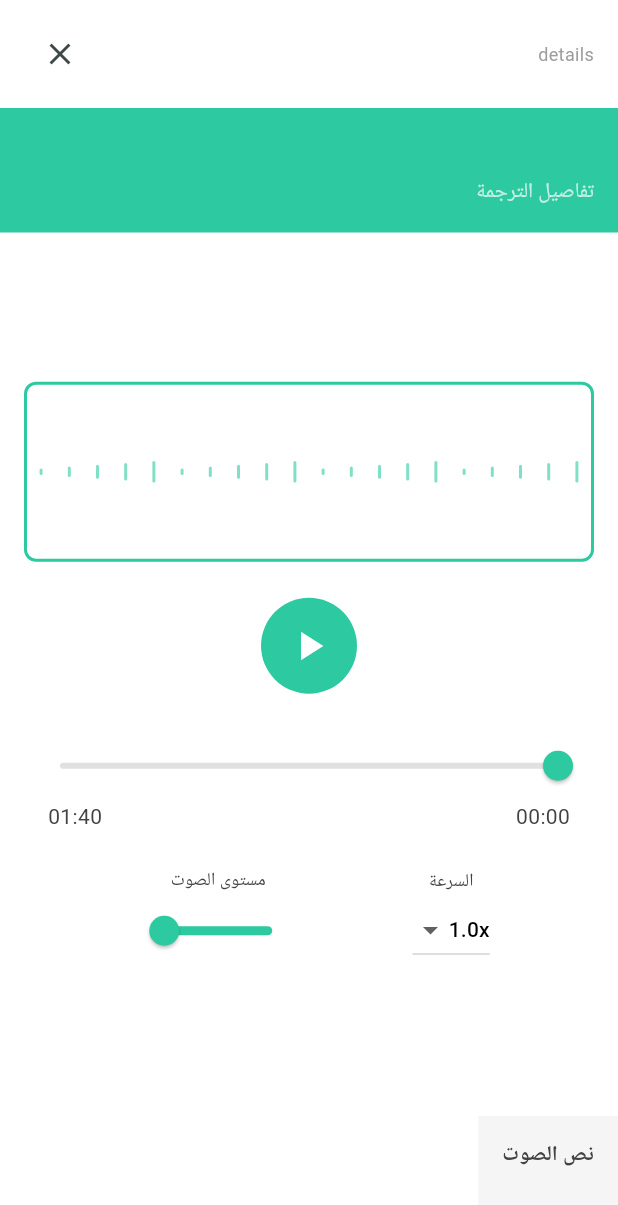
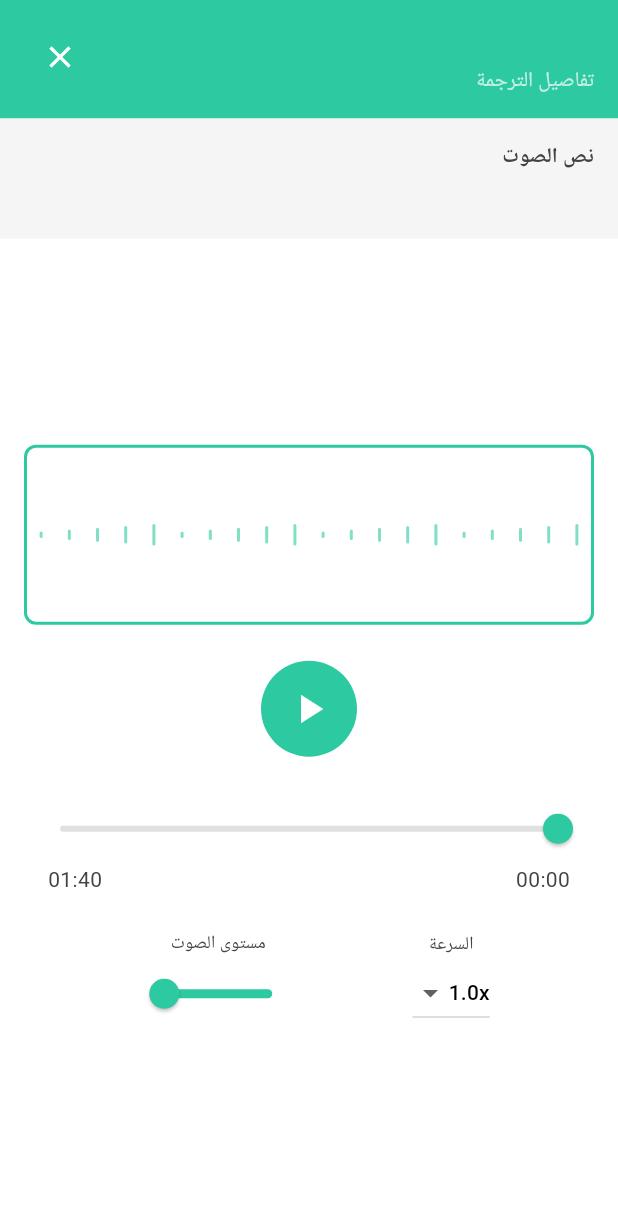
Before and after one commit to EyaHaddad/tsl-mobile-app, a Flutter app: the OldRecordScreen screen opened directly with empty values, on a phone screen of 412 x 824 dp. Shown: the top 1205 px of the screen. Run offline on Flutter 3.47's test engine with Material 3 defaults, Android fonts, the light colour scheme and no system bars; our stand-ins replace camera, flutter_svg, freezed_annotation, shared_preferences; accounts and stored records are empty.

Commit message:
refactor: enhance OldRecordScreen layout with a new header and reposition audio transcript

```diff
--- a/lib/features/history/screens/history_screen.dart
+++ b/lib/features/history/screens/history_screen.dart
@@ -297,30 +297,24 @@ class _OldRecordScreenState extends State<OldRecordScreen>
         child: Column(
           crossAxisAlignment: CrossAxisAlignment.start,
           children: [
-            // Top bar
-            Padding(
-              padding: const EdgeInsets.symmetric(horizontal: 16, vertical: 12),
-              child: Row(
-                mainAxisAlignment: MainAxisAlignment.spaceBetween,
-                children: [
-                  const Text(
-                    'details',
-                    style: TextStyle(fontSize: 12, color: Colors.grey),
-                  ),
-                  IconButton(
-                    icon: const Icon(Icons.close),
-                    onPressed: () => Navigator.pop(context),
-                  ),
-                ],
-              ),
-            ),
             // Green header
             Container(
               width: double.infinity,
-              padding: const EdgeInsets.all(16),
+              padding: const EdgeInsets.symmetric(horizontal: 16, vertical: 14),
               color: const Color(0xFF2DC9A0),
+              child: Directionality(
+                textDirection: TextDirection.ltr,
+                child: Row(
+                  crossAxisAlignment: CrossAxisAlignment.start,
+                  children: [
+                    IconButton(
+                      icon: const Icon(Icons.close, color: Colors.white),
+                      onPressed: () => Navigator.pop(context),
+                    ),
+                    const SizedBox(width: 8),
+                    Expanded(
                       child: Column(
-                crossAxisAlignment: CrossAxisAlignment.start,
+                        crossAxisAlignment: CrossAxisAlignment.end,
                         children: [
                           Text(
                             widget.record.title,
@@ -331,11 +325,40 @@ class _OldRecordScreenState extends State<OldRecordScreen>
                               color: Colors.white,
                             ),
                           ),
-                  SizedBox(height: 4),
+                          const SizedBox(height: 4),
                           const Text(
                             'تفاصيل الترجمة',
                             textDirection: TextDirection.rtl,
-                    style: TextStyle(fontSize: 14, color: Colors.white70),
+                            style: TextStyle(
+                              fontSize: 14,
+                              color: Colors.white70,
+                            ),
+                          ),
+                        ],
+                      ),
+                    ),
+                  ],
+                ),
+              ),
+            ),
+            // Audio transcript section (moved above the audio player)
+            Container(
+              width: double.infinity,
+              padding: const EdgeInsets.all(16),
+              color: Colors.grey.shade100,
+              child: Column(
+                crossAxisAlignment: CrossAxisAlignment.start,
+                children: [
+                  const Text(
+                    'نص الصوت',
+                    textDirection: TextDirection.rtl,
+                    style: TextStyle(fontWeight: FontWeight.bold, fontSize: 14),
+                  ),
+                  const SizedBox(height: 8),
+                  Text(
+                    widget.record.audioText,
+                    textDirection: TextDirection.rtl,
+                    style: const TextStyle(fontSize: 13),
                   ),
                 ],
               ),
@@ -497,27 +520,6 @@ class _OldRecordScreenState extends State<OldRecordScreen>
                 ),
               ),
             ),
-            // Audio transcript section
-            Container(
-              padding: const EdgeInsets.all(16),
-              color: Colors.grey.shade100,
-              child: Column(
-                crossAxisAlignment: CrossAxisAlignment.start,
-                children: [
-                  const Text(
-                    'نص الصوت',
-                    textDirection: TextDirection.rtl,
-                    style: TextStyle(fontWeight: FontWeight.bold, fontSize: 14),
-                  ),
-                  const SizedBox(height: 8),
-                  Text(
-                    widget.record.audioText,
-                    textDirection: TextDirection.rtl,
-                    style: const TextStyle(fontSize: 13),
-                  ),
-                ],
-              ),
-            ),
           ],
         ),
       ),
```
Lines whose indentation alone changed are shown as unchanged.
